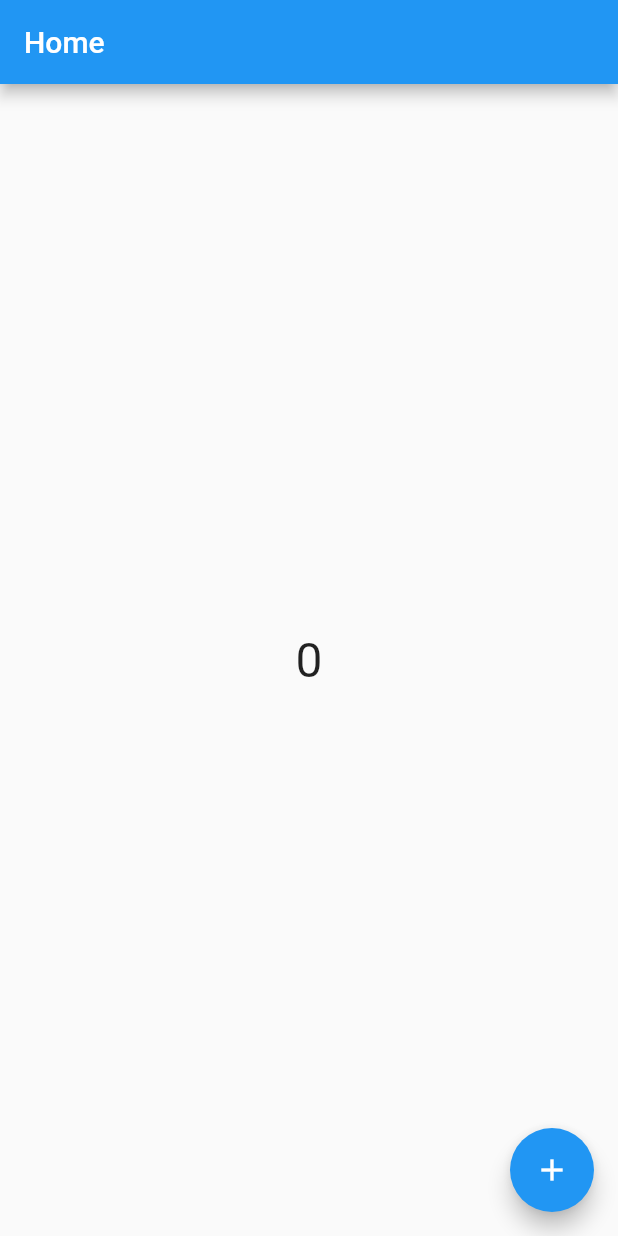
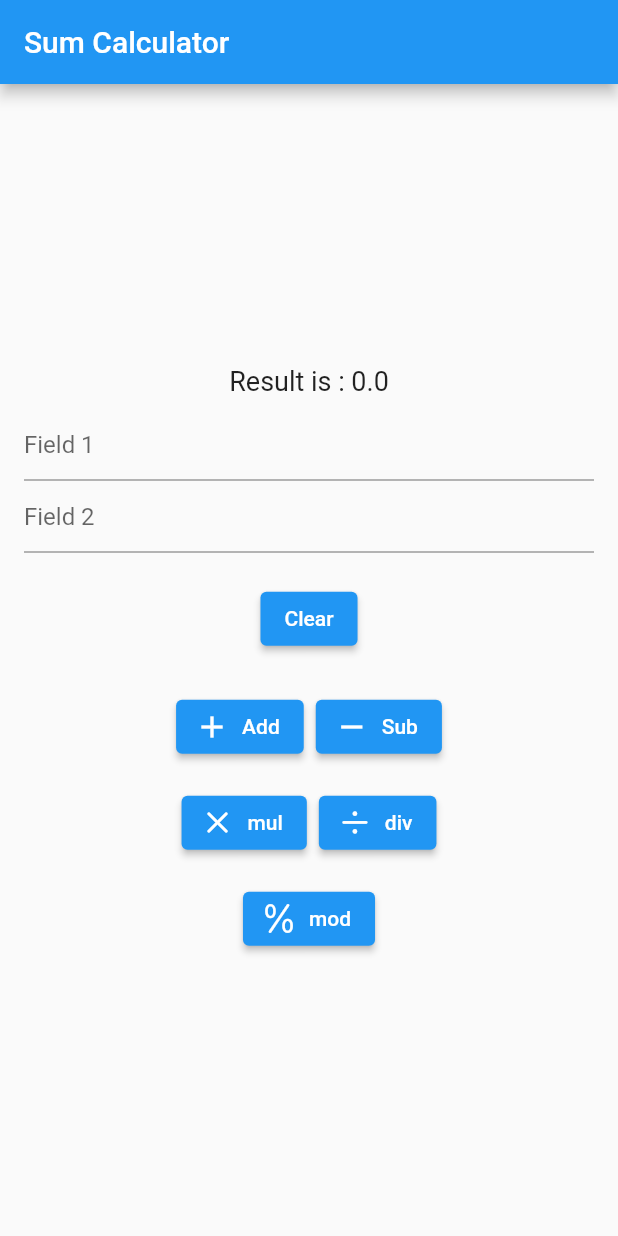
Before and after one commit to csearafat01/module_9, a Flutter app: the screen it shows after launch, on a phone screen of 412 x 824 dp. Run offline on Flutter 3.47's test engine with Material 2 defaults, Android fonts, the phone set to English and light mode, and no system bars; our stand-ins replace device_preview.

Commit message:
stateful simple calculator app

```diff
--- a/lib/home_screen.dart
+++ b/lib/home_screen.dart
@@ -1,83 +1,213 @@
+import 'package:flutter/cupertino.dart';
 import 'package:flutter/material.dart';
 
-/// Constructor
-/// CreateState
-/// InitState
-
-/// DidChangeDependencies - dependency change
-/// build - setState
-/// didUpdateWidget - Parent er configuration change
-
-/// deactive
-/// dispose
+// TO-DO : Add multiply(*), division(/) and modulus(%) => added
 
 class HomeScreen extends StatefulWidget {
   const HomeScreen({super.key});
 
   @override
-  State<StatefulWidget> createState() {
-    return _HomeScreenState();
+  State<HomeScreen> createState() => _HomeScreenState();
+}
+
+class _HomeScreenState extends State<HomeScreen> {
+  final TextEditingController _fieldOneTEController = TextEditingController();
+  final TextEditingController _fieldTwoTEController = TextEditingController();
+
+  void clearText() {
+    _fieldOneTEController.clear();
+    _fieldTwoTEController.clear();
+    result = 0; // Optionally reset the result to 0 when clearing.
+    setState(() {}); // Update the UI to reflect the cleared fields.
+  }
+
+  final GlobalKey<FormState> _formKey = GlobalKey<FormState>();
+
+  double result = 0;
+
+  @override
+  Widget build(BuildContext context) {
+    return Scaffold(
+      appBar: AppBar(
+        title: const Text('Sum Calculator'),
+      ),
+      body: Padding(
+        padding: const EdgeInsets.all(16.0),
+        child: Form(
+          key: _formKey,
+          child: Column(mainAxisAlignment: MainAxisAlignment.center, children: [
+            Padding(
+              padding: const EdgeInsets.all(8.0),
+              child: Text(
+                'Result is : $result',
+                style: const TextStyle(fontSize: 18),
+              ),
+            ),
+            TextFormField(
+              controller: _fieldOneTEController,
+              keyboardType: TextInputType.number,
+              textInputAction: TextInputAction.next,
+              decoration: const InputDecoration(hintText: 'Field 1'),
+              validator: (String? value) {
+                if (value == null) {
+                  return 'Enter a value';
+                }
+                if (value.trim().isEmpty) {
+                  return 'Enter a number';
+                }
+                // if (value?.trim().isEmpty ?? true) {
+                //   return 'Enter valid value';
+                // }
+                return null;
+              },
+            ),
+            TextFormField(
+              controller: _fieldTwoTEController,
+              keyboardType: TextInputType.number,
+              decoration: const InputDecoration(hintText: 'Field 2'),
+              validator: (String? value) {
+                if (value?.isEmpty ?? true) {
+                  return 'Enter valid value';
+                }
+                return null;
+              },
+            ),
+            const SizedBox(height: 20),
+            ElevatedButton(
+              onPressed: clearText,
+              child: const Text('Clear'),
+            ),
+            const SizedBox(
+              height: 16,
+            ),
+            ButtonBar(
+              alignment: MainAxisAlignment.center,
+              children: [
+                ElevatedButton.icon(
+                  onPressed: () {
+                    if (_formKey.currentState!.validate()) {
+                      double firstNumber =
+                          parseToDouble(_fieldOneTEController.text.trim());
+                      double secondNumber =
+                          parseToDouble(_fieldTwoTEController.text.trim());
+                      result = addition(firstNumber, secondNumber);
+                      setState(() {});
+                    }
+                  },
+                  icon: const Icon(Icons.add),
+                  label: const Text('Add'),
+                ),
+                ElevatedButton.icon(
+                  onPressed: () {
+                    if (_formKey.currentState!.validate()) {
+                      double firstNumber =
+                          parseToDouble(_fieldOneTEController.text.trim());
+                      double secondNumber =
+                          parseToDouble(_fieldTwoTEController.text.trim());
+                      result = sub(firstNumber, secondNumber);
+                      setState(() {});
+                    }
+                  },
+                  icon: const Icon(Icons.remove),
+                  label: const Text('Sub'),
+                ),
+              ],
+            ),
+            ButtonBar(
+              alignment: MainAxisAlignment.center,
+              children: [
+                ElevatedButton.icon(
+                  onPressed: () {
+                    if (_formKey.currentState!.validate()) {
+                      double firstNumber =
+                          parseToDouble(_fieldOneTEController.text.trim());
+                      double secondNumber =
+                          parseToDouble(_fieldTwoTEController.text.trim());
+                      result = mul(firstNumber, secondNumber);
+                      setState(() {});
+                    }
+                  },
+                  icon: const Icon(CupertinoIcons.multiply),
+                  label: const Text('mul'),
+                ),
+                ElevatedButton.icon(
+                  onPressed: () {
+                    if (_formKey.currentState!.validate()) {
+                      double firstNumber =
+                          parseToDouble(_fieldOneTEController.text.trim());
+                      double secondNumber =
+                          parseToDouble(_fieldTwoTEController.text.trim());
+                      result = div(firstNumber, secondNumber);
+                      setState(() {});
+                    }
+                  },
+                  icon: const Icon(CupertinoIcons.divide),
+                  label: const Text('div'),
+                ),
+              ],
+            ),
+            ButtonBar(
+              alignment: MainAxisAlignment.center,
+              children: [
+                ElevatedButton.icon(
+                  onPressed: () {
+                    if (_formKey.currentState!.validate()) {
+                      double firstNumber =
+                          parseToDouble(_fieldOneTEController.text.trim());
+                      double secondNumber =
+                          parseToDouble(_fieldTwoTEController.text.trim());
+                      result = mod(firstNumber, secondNumber);
+                      setState(() {});
+                    }
+                  },
+                  icon: const Icon(CupertinoIcons.percent),
+                  label: const Text('mod'),
+                ),
+              ],
+            ),
+
+          ]),
+        ),
+      ),
+    );
   }
 }
 
-class _HomeScreenState extends State<HomeScreen> {
-  int count = 0;
+double parseToDouble(String text) {
+  return double.tryParse(text) ?? 0;
+}
 
-  // 1
-  @override
-  void initState() {
-    print('init state');
-    /// Task when screen start
-    super.initState();
-  }
+double addition(
+  double firstNum,
+  double secondNum,
+) {
+  return firstNum + secondNum;
+}
 
-  // 2
-  @override
-  void didChangeDependencies() {
-    print('Did change dependency');
-    super.didChangeDependencies();
-  }
+double sub(
+  double firstNum,
+  double secondNum,
+) {
+  return firstNum - secondNum;
+}
 
-  @override
-  void didUpdateWidget(covariant HomeScreen oldWidget) {
-    print('did update widget');
-    super.didUpdateWidget(oldWidget);
-  }
+double mul(
+  double firstNum,
+  double secondNum,
+) {
+  return firstNum * secondNum;
+}
 
-  @override
-  Widget build(BuildContext context) {
-    print('Build method');
-    return Scaffold(
-      appBar: AppBar(
-        title: const Text('Home'),
-      ),
-      body: Center(
-        child: Text('$count', style: const TextStyle(
-            fontSize: 32
-        ),),
-      ),
-      floatingActionButton: FloatingActionButton(
-        child: const Icon(Icons.add),
-        onPressed: () {
-          // count = count + 1;
-          count++;
-          setState(() {}); // rebuild
-        },
-      ),
-    );
-  }
+double div(
+  double firstNum,
+  double secondNum,
+) {
+  return firstNum / secondNum;
+}
 
-  // 5
-  @override
-  void deactivate() {
-    print('deactived');
-    super.deactivate();
-  }
-
-  // 6
-  @override
-  void dispose() {
-    print('dispose');
-    super.dispose();
-  }
+double mod(
+  double firstNum,
+  double secondNum,
+) {
+  return firstNum % secondNum;
 }
--- a/lib/main.dart
+++ b/lib/main.dart
@@ -1,6 +1,7 @@
 import 'package:device_preview/device_preview.dart';
 import 'package:flutter/foundation.dart';
 import 'package:flutter/material.dart';
+
 import 'home_screen.dart';
 
 void main() {
@@ -8,7 +9,7 @@
     DevicePreview(
       enabled: kDebugMode,
       builder: (context) {
-        return const MyApp();
+        return MyApp();
       },
     ),
   );
--- a/pubspec.yaml
+++ b/pubspec.yaml
@@ -35,7 +35,10 @@
   # The following adds the Cupertino Icons font to your application.
   # Use with the CupertinoIcons class for iOS style icons.
   cupertino_icons: ^1.0.2
+  responsive_builder: ^0.7.0
   device_preview: ^1.1.0
+  sizer: ^2.0.15
+  font_awesome_flutter: ^10.5.0
 
 dev_dependencies:
   flutter_test:
```
Also changed, not shown: pubspec.lock.
